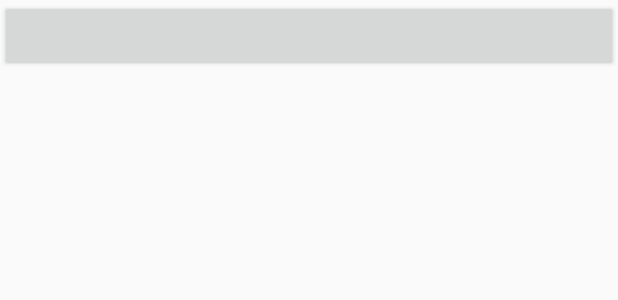
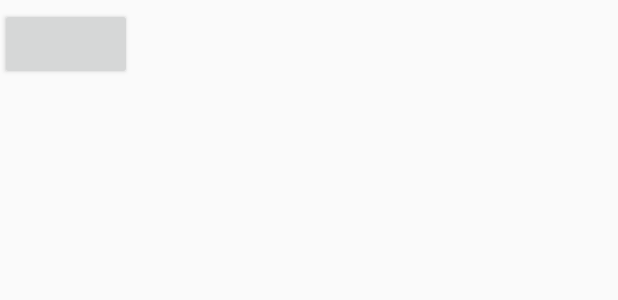
Before and after one commit to cyc00201/MyApplication, an Android app: the layout list.xml on its own in the app's theme, with its tools: preview values and no code run, on a phone screen of 412 x 824 dp. Shown: the top 300 px of the screen. Run offline under Robolectric (Android 15) with nearby library versions, the phone set to English and light mode, and no system bars.

```diff
--- a/app/build.gradle
+++ b/app/build.gradle
@@ -8,7 +8,7 @@ android {
 
     defaultConfig {
         applicationId "com.example.myapplication"
-        minSdkVersion 26
+        minSdkVersion 16
         targetSdkVersion 29
         versionCode 1
         versionName "1.0"
--- a/app/src/main/res/layout/list.xml
+++ b/app/src/main/res/layout/list.xml
@@ -9,8 +9,15 @@
         android:orientation="vertical">
 
         <Button
-            android:id ="@+id/test"
-            android:layout_width="match_parent"
+            android:id ="@+id/listbutton"
+            android:layout_width="wrap_content"
+            android:layout_height="wrap_content"
+            android:layout_marginBottom="5dp"
+            android:layout_marginTop="5dp"
+            />
+        <TextView
+            android:id="@+id/listtext"
+            android:layout_width="wrap_content"
             android:layout_height="wrap_content"
             />
 
```
Also changed, not shown: app/src/main/java/com/example/myapplication/MainActivity.kt (+10 -13 lines), app/src/main/java/com/example/myapplication/PaintBoard.kt (+24 -23 lines), app/src/main/java/com/example/myapplication/loaddata.kt (+9 -3 lines).
